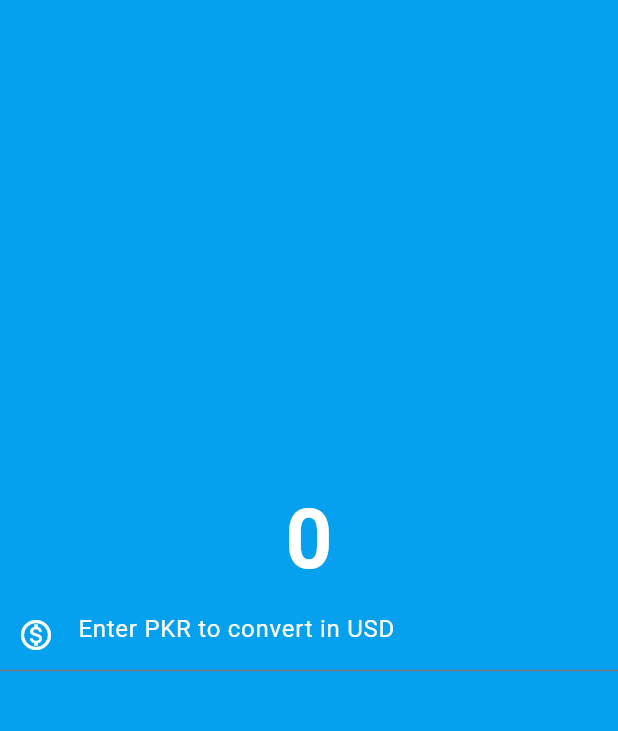
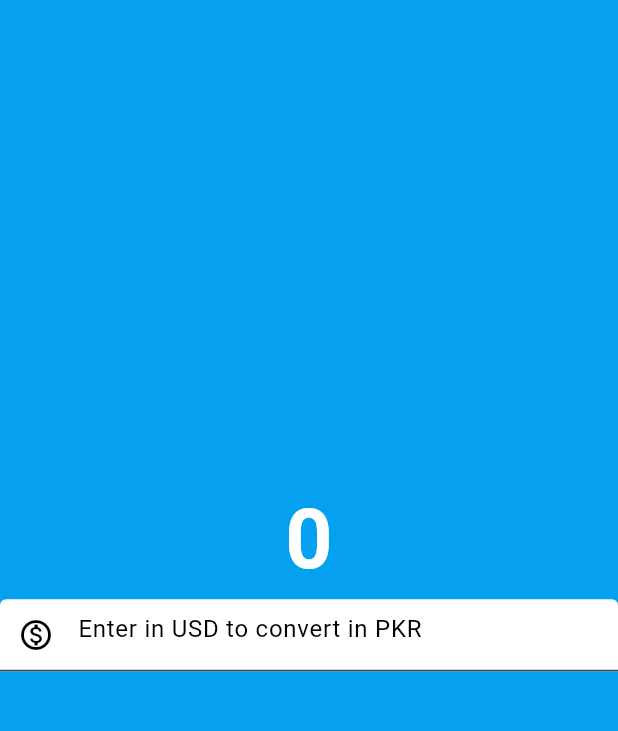
Before and after one commit to aneesanwaar/Currency_Converter_App, a Flutter app: the screen it shows after launch, on a phone screen of 412 x 824 dp, the part 84-815 px from its top. Run offline on Flutter 3.47's test engine with Material 3 defaults, Android fonts, the phone set to English and light mode, and no system bars.

Commit message:
Initial Commit

```diff
--- a/lib/currency_converter.dart
+++ b/lib/currency_converter.dart
@@ -24,16 +24,22 @@ class CurrencyConverter extends StatelessWidget {
               ),
             ),
             TextField(
-              style: TextStyle(color: Colors.white),
+              style: TextStyle(color: Colors.black),
               decoration: InputDecoration(
-                hintText: "Enter PKR to convert in USD",
-                hintStyle: TextStyle(
-                  color: Colors.white
+                hintText: "Enter in USD to convert in PKR",
+                hintStyle: TextStyle(color: Colors.black),
+                prefixIcon: Icon(Icons.monetization_on_outlined),
+                prefixIconColor: Colors.black,
+                filled: true,
+                fillColor: Colors.white,
+                focusedBorder: OutlineInputBorder(
+                  borderSide: BorderSide(width: 2.0, style: BorderStyle.solid),
+                  borderRadius: BorderRadius.horizontal(
+                    right: Radius.circular(20)
+                  ),
                 ),
-                prefixIcon: Icon(Icons.monetization_on_outlined),
-                prefixIconColor: Colors.white,
+
               ),
-
             ),
           ],
         ),
--- a/lib/main.dart
+++ b/lib/main.dart
@@ -12,6 +12,7 @@ class MyApp extends StatelessWidget {
   @override
   Widget build(BuildContext context) {
     return MaterialApp(
+      debugShowCheckedModeBanner: false,
       home: const CurrencyConverter()
     );
   }
```
